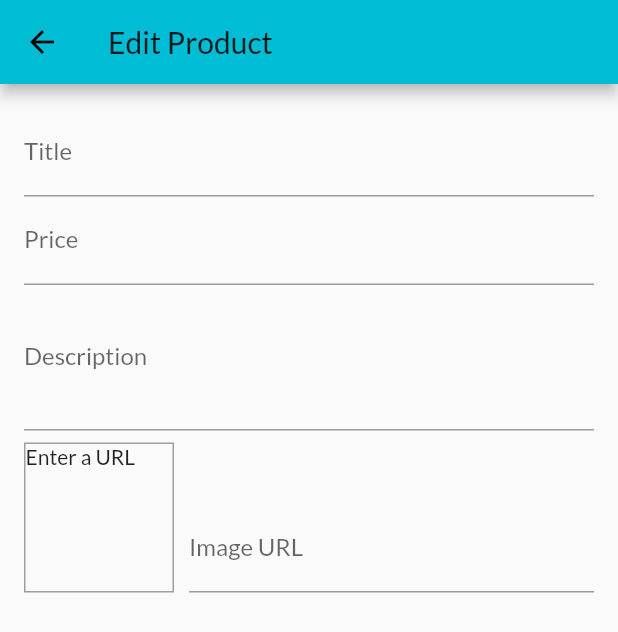
After one commit to melaLetics/learning_flutter, a Flutter app: the EditProductScreen screen opened by its route, on a phone screen of 412 x 824 dp. The commit adds this screen. Shown: the top 632 px of the screen. Run offline on Flutter 3.47's test engine with Material 2 defaults, Android fonts, the phone set to English and light mode, and no system bars; network calls fail.

Commit message:
Input Form

```diff
--- a/lib/main.dart
+++ b/lib/main.dart
@@ -5,6 +5,8 @@ import './screens/products_overview_screen.dart';
 import './screens/product_detail_screen.dart';
 import './screens/cart_screen.dart';
 import './screens/orders_screen.dart';
+import './screens/edit_product_screen.dart';
+import './screens/user_products_screen.dart';
 import './providers/products.dart';
 import './providers/cart.dart';
 import './providers/orders.dart';
@@ -38,6 +40,8 @@ class MyApp extends StatelessWidget {
           ProductDetailScreen.routeName: (ctx) => ProductDetailScreen(),
           CartScreen.routeName: (ctx) => CartScreen(),
           OrdersScreen.routeName: (ctx) => OrdersScreen(),
+          UserProductsScreen.routeName: (ctx) => UserProductsScreen(),
+          EditProductScreen.routeName: (ctx) => EditProductScreen(),
         },
       ),
     );
--- /dev/null
+++ b/lib/screens/edit_product_screen.dart
@@ -0,0 +1,114 @@
+import 'package:flutter/material.dart';
+
+class EditProductScreen extends StatefulWidget {
+  static const routeName = '/edit-product';
+
+  @override
+  _EditProductScreenState createState() => _EditProductScreenState();
+}
+
+class _EditProductScreenState extends State<EditProductScreen> {
+  final _priceFocusNode = FocusNode();
+  final _descriptionFocusNode = FocusNode();
+  final _imageUrlController = TextEditingController();
+  final _imageUrlFocusNode = FocusNode();
+
+  @override
+  void initState() {
+    _imageUrlFocusNode.addListener(_updateImageUrl);
+    super.initState();
+  }
+
+  void _updateImageUrl() {
+    if (!_imageUrlFocusNode.hasFocus) {
+      setState(() {});
+    }
+  }
+
+  @override
+  void dispose() {
+    _imageUrlFocusNode.removeListener(_updateImageUrl);
+    _priceFocusNode.dispose();
+    _descriptionFocusNode.dispose();
+    _imageUrlController.dispose();
+    _imageUrlFocusNode.dispose();
+    super.dispose();
+  }
+
+  @override
+  Widget build(BuildContext context) {
+    return Scaffold(
+      appBar: AppBar(
+        title: Text('Edit Product'),
+      ),
+      body: Padding(
+        padding: const EdgeInsets.all(16.0),
+        child: Form(
+          child: SingleChildScrollView(
+            child: Column(
+              children: [
+                TextFormField(
+                  decoration: InputDecoration(labelText: 'Title'),
+                  textInputAction: TextInputAction.next,
+                  onFieldSubmitted: (_) {
+                    FocusScope.of(context).requestFocus(_priceFocusNode);
+                  },
+                ),
+                TextFormField(
+                  decoration: InputDecoration(labelText: 'Price'),
+                  textInputAction: TextInputAction.next,
+                  keyboardType: TextInputType.number,
+                  focusNode: _priceFocusNode,
+                  onFieldSubmitted: (_) {
+                    FocusScope.of(context).requestFocus(_descriptionFocusNode);
+                  },
+                ),
+                TextFormField(
+                  decoration: InputDecoration(labelText: 'Description'),
+                  maxLines: 3,
+                  keyboardType: TextInputType.multiline,
+                  focusNode: _descriptionFocusNode,
+                ),
+                Row(
+                  crossAxisAlignment: CrossAxisAlignment.end,
+                  children: [
+                    Container(
+                        width: 100,
+                        height: 100,
+                        margin: EdgeInsets.only(
+                          top: 8,
+                          right: 10,
+                        ),
+                        decoration: BoxDecoration(
+                          border: Border.all(width: 1, color: Colors.grey),
+                        ),
+                        child: _imageUrlController.text.isEmpty
+                            ? Text('Enter a URL')
+                            : FittedBox(
+                                child: Image.network(
+                                  _imageUrlController.text,
+                                  fit: BoxFit.cover,
+                                ),
+                              )),
+                    Expanded(
+                      child: TextFormField(
+                        decoration: InputDecoration(labelText: 'Image URL'),
+                        keyboardType: TextInputType.url,
+                        textInputAction: TextInputAction.done,
+                        controller: _imageUrlController,
+                        onEditingComplete: () {
+                          setState(() {});
+                        },
+                        focusNode: _imageUrlFocusNode,
+                      ),
+                    ),
+                  ],
+                ),
+              ],
+            ),
+          ),
+        ),
+      ),
+    );
+  }
+}
--- a/lib/widgets/app_drawer.dart
+++ b/lib/widgets/app_drawer.dart
@@ -1,6 +1,7 @@
 import 'package:flutter/material.dart';
 
 import '../screens/orders_screen.dart';
+import '../screens/user_products_screen.dart';
 
 class AppDrawer extends StatelessWidget {
   @override
@@ -29,6 +30,15 @@ class AppDrawer extends StatelessWidget {
                   .pushReplacementNamed(OrdersScreen.routeName);
             },
           ),
+          Divider(),
+          ListTile(
+            leading: Icon(Icons.edit),
+            title: Text('Manage Products'),
+            onTap: () {
+              Navigator.of(context)
+                  .pushReplacementNamed(UserProductsScreen.routeName);
+            },
+          ),
         ],
       ),
     );
```
Also changed, not shown: lib/providers/cart.dart (+18 -0 lines), lib/screens/user_products_screen.dart (added, +45 -0 lines), lib/widgets/cart_item.dart (+23 -0 lines), lib/widgets/product_item.dart (+12 -0 lines), lib/widgets/user_product_item.dart (added, +42 -0 lines).
